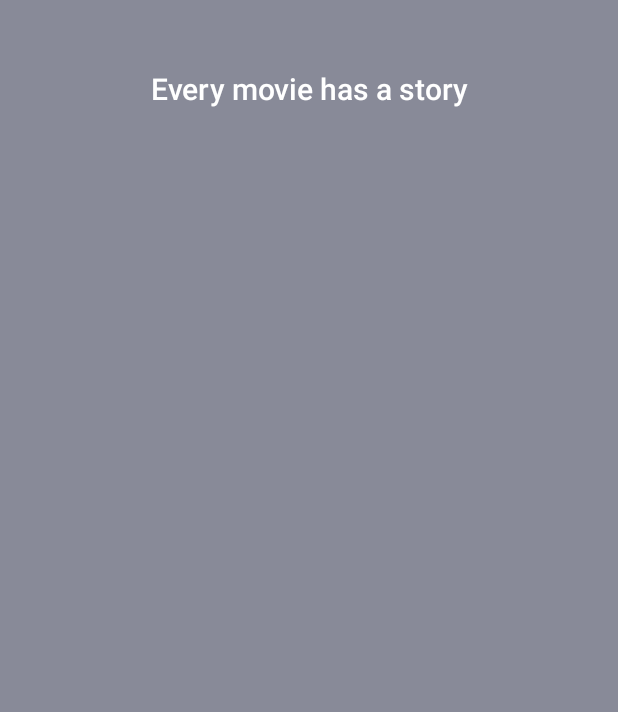
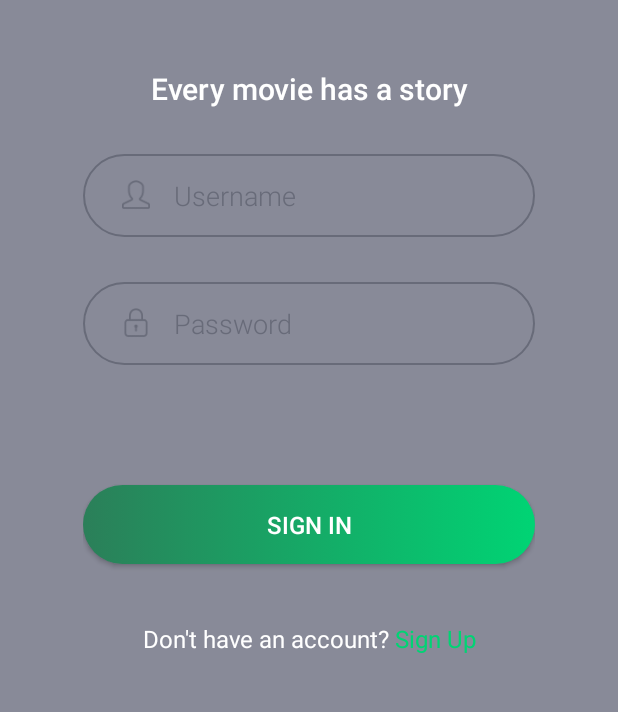
Before and after one commit to suada-haji/android-gravity-view, an Android app: the screen it shows after launch (MainActivity), on a phone screen of 412 x 824 dp, the part 309-1021 px from its top. Run offline under Robolectric (Android 15) with nearby library versions, the phone set to English and light mode, and no system bars; our stand-ins replace ButterKnife; libraries missing offline, so code that uses them is left out: co.gofynd.gravityview; 3 statements that could not run were skipped.

Commit message:
Create SignUp and SignIn Fragments

```diff
--- a/app/build.gradle
+++ b/app/build.gradle
@@ -26,6 +26,8 @@ dependencies {
     })
     compile 'com.android.support:appcompat-v7:25.3.1'
     compile 'com.android.support:design:25.3.1'
+    compile "com.android.support:cardview-v7:25.3.1"
+
     testCompile 'junit:junit:4.12'
 
 
--- a/app/src/main/AndroidManifest.xml
+++ b/app/src/main/AndroidManifest.xml
@@ -15,6 +15,7 @@
                 <category android:name="android.intent.category.LAUNCHER" />
             </intent-filter>
         </activity>
+        <activity android:name=".listing.MoviesListActivity"></activity>
     </application>
 
 </manifest>
--- a/app/src/main/java/com/example/suadahaji/gravityview/MainActivity.java
+++ b/app/src/main/java/com/example/suadahaji/gravityview/MainActivity.java
@@ -1,15 +1,24 @@
 package com.example.suadahaji.gravityview;
 
+import android.support.v4.app.FragmentManager;
 import android.support.v7.app.AppCompatActivity;
 import android.os.Bundle;
+import android.text.Html;
+import android.widget.Button;
 import android.widget.ImageView;
 import android.widget.Toast;
 
+import com.example.suadahaji.gravityview.fragments.SignInFragment;
+
+import butterknife.BindView;
+import butterknife.ButterKnife;
 import co.gofynd.gravityview.GravityView;
 
 public class MainActivity extends AppCompatActivity {
 
-    private ImageView bg;
+    @BindView(R.id.bg)
+    ImageView bg;
+
     private GravityView gravityView;
 
     @Override
@@ -17,7 +26,8 @@ public class MainActivity extends AppCompatActivity {
         super.onCreate(savedInstanceState);
         setContentView(R.layout.activity_main);
 
-        bg = (ImageView) findViewById(R.id.bg);
+        ButterKnife.bind(this);
+
         gravityView = GravityView.getInstance(this)
                 .setImage(bg, R.drawable.background)
                 .center();
@@ -25,6 +35,16 @@ public class MainActivity extends AppCompatActivity {
         if (!gravityView.deviceSupported()) {
             Toast.makeText(getBaseContext(), "Gyroscope sensor not available in your device", Toast.LENGTH_LONG).show();
         }
+        getSignInFragment();
+
+    }
+
+    public void getSignInFragment() {
+        FragmentManager manager = getSupportFragmentManager();
+        SignInFragment fragment = new SignInFragment();
+        manager.beginTransaction()
+                .replace(R.id.signinFragment, fragment)
+                .commit();
     }
 
     @Override
--- /dev/null
+++ b/app/src/main/java/com/example/suadahaji/gravityview/fragments/SignInFragment.java
@@ -0,0 +1,75 @@
+package com.example.suadahaji.gravityview.fragments;
+
+import android.content.Intent;
+import android.os.Bundle;
+import android.support.annotation.Nullable;
+import android.support.v4.app.Fragment;
+import android.support.v4.app.FragmentManager;
+import android.text.Html;
+import android.view.LayoutInflater;
+import android.view.View;
+import android.view.ViewGroup;
+import android.widget.Button;
+import android.widget.EditText;
+
+import com.example.suadahaji.gravityview.listing.MoviesListActivity;
+import com.example.suadahaji.gravityview.R;
+
+import butterknife.BindView;
+import butterknife.ButterKnife;
+
+/**
+ * Created by suadahaji
+ */
+
+public class SignInFragment extends Fragment {
+
+    @BindView(R.id.username)
+    EditText etEmail;
+    @BindView(R.id.password)
+    EditText etPassword;
+    @BindView(R.id.btn_sign_in)
+    Button btnSignIn;
+    @BindView(R.id.btn_sign_up)
+    Button btnSignUp;
+
+
+
+    @Nullable
+    @Override
+    public View onCreateView(LayoutInflater inflater, @Nullable ViewGroup container, @Nullable Bundle savedInstanceState) {
+
+        View view = inflater.inflate(R.layout.sign_in_fragment, container, false);
+        ButterKnife.bind(this, view);
+        return view;
+    }
+
+    @Override
+    public void onViewCreated(View view, @Nullable Bundle savedInstanceState) {
+        super.onViewCreated(view, savedInstanceState);
+
+         btnSignUp.setText(Html.fromHtml("<font color='white'>Don't have an account?</font>"
+        +"<font color = '#00D474'> Sign Up</font>"));
+
+        btnSignIn.setOnClickListener(new View.OnClickListener() {
+            @Override
+            public void onClick(View v) {
+                Intent intent = new Intent(getContext(), MoviesListActivity.class);
+                startActivity(intent);
+
+            }
+        });
+
+        btnSignUp.setOnClickListener(new View.OnClickListener() {
+            @Override
+            public void onClick(View v) {
+                FragmentManager fm = getActivity().getSupportFragmentManager();
+                SignUpFragment fragment = new SignUpFragment();
+                fm.beginTransaction()
+                        .replace(R.id.signinFragment, fragment)
+                        .commit();
+            }
+        });
+
+    }
+}
--- a/app/src/main/res/layout/activity_main.xml
+++ b/app/src/main/res/layout/activity_main.xml
@@ -39,19 +39,13 @@
         android:textColor="@android:color/white"
         android:textSize="20sp" />
 
+    <FrameLayout
+        android:id="@+id/signinFragment"
+        android:layout_below="@id/logo_text"
+        android:layout_width="match_parent"
+        android:layout_height="match_parent"
+        android:layout_marginLeft="55dp"
+        android:layout_marginRight="55dp"
+        android:layout_marginTop="30dp"/>
 
-     <FrameLayout
-         android:layout_below="@id/logo_text"
-         android:id="@+id/signincontainer"
-         android:layout_width="match_parent"
-         android:layout_height="match_parent"
-         android:layout_marginTop="20dp"/>
-
-     <FrameLayout
-         android:layout_below="@id/logo_text"
-         android:id="@+id/signupcontainer"
-         android:layout_width="match_parent"
-         android:layout_height="match_parent"
-         android:layout_marginTop="20dp"
-         android:visibility="gone" />
 </RelativeLayout>
--- a/app/src/main/res/layout/sign_in_fragment.xml
+++ b/app/src/main/res/layout/sign_in_fragment.xml
@@ -3,9 +3,7 @@
     android:orientation="vertical" android:layout_width="match_parent"
     android:layout_height="wrap_content"
     android:layout_below="@id/logo_text"
-    android:layout_marginLeft="55dp"
-    android:layout_marginRight="55dp"
-    android:layout_marginTop="30dp">
+    >
 
     <LinearLayout
         android:layout_width="match_parent"
--- a/app/src/main/res/values/colors.xml
+++ b/app/src/main/res/values/colors.xml
@@ -1,8 +1,9 @@
 <?xml version="1.0" encoding="utf-8"?>
 <resources>
     <color name="colorPrimary">#3F51B5</color>
-    <color name="colorPrimaryDark">#303F9F</color>
+    <color name="colorPrimaryDark">#01FFFFFF</color>
     <color name="colorAccent">#686B79</color>
     <color name="buttonColor">#686B79</color>
     <color name="buttonTransparent">#01FFFFFF</color>
+    <color name="black_alpha_40">#66000000</color>
 </resources>
--- a/app/src/main/res/values/styles.xml
+++ b/app/src/main/res/values/styles.xml
@@ -8,4 +8,7 @@
         <item name="colorAccent">@color/colorAccent</item>
     </style>
 
+    <style name="AppTheme.AppBarOverlay" parent="ThemeOverlay.AppCompat.Dark.ActionBar" />
+    <style name="AppTheme.PopupOverlay" parent="ThemeOverlay.AppCompat.Light" />
+
 </resources>
```
Also changed, not shown: app/src/main/java/com/example/suadahaji/gravityview/fragments/SignUpFragment.java (added, +69 -0 lines), app/src/main/java/com/example/suadahaji/gravityview/listing/MoviesListActivity.java (added, +42 -0 lines), app/src/main/res/layout/activity_movies_list.xml (added, +67 -0 lines), app/src/main/res/layout/sign_up_fragment.xml (+3 -6 lines).
